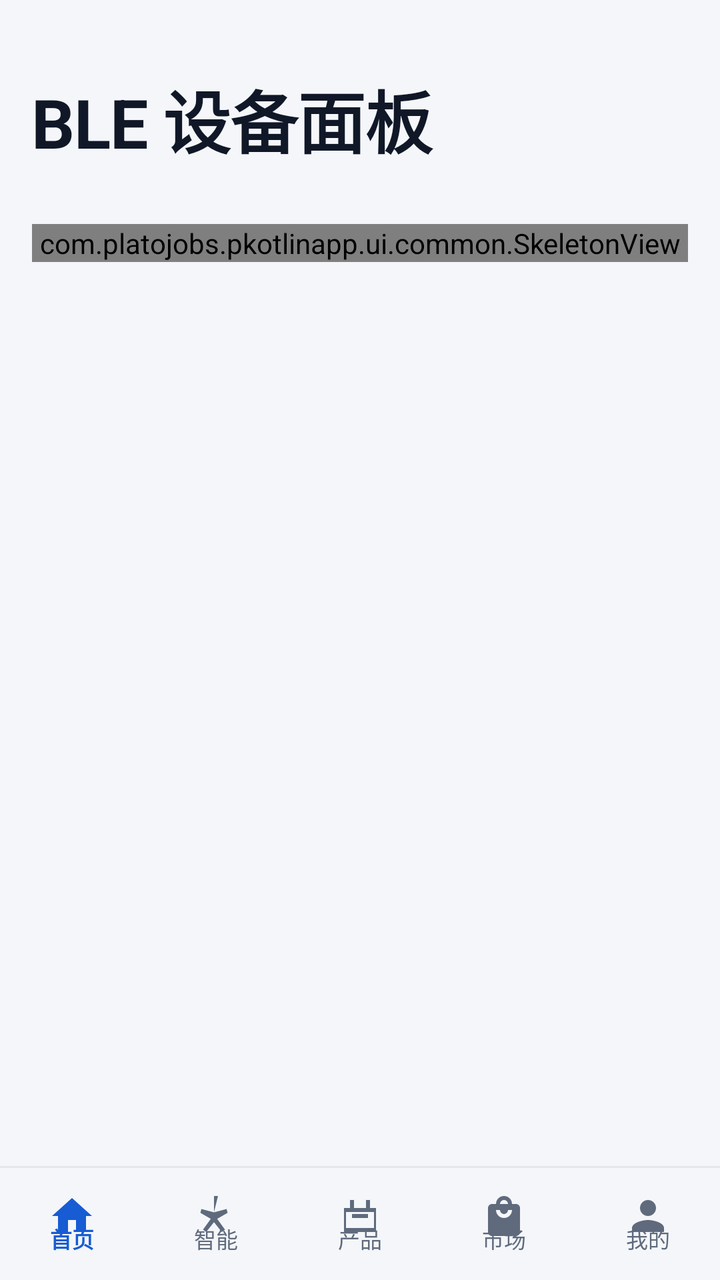
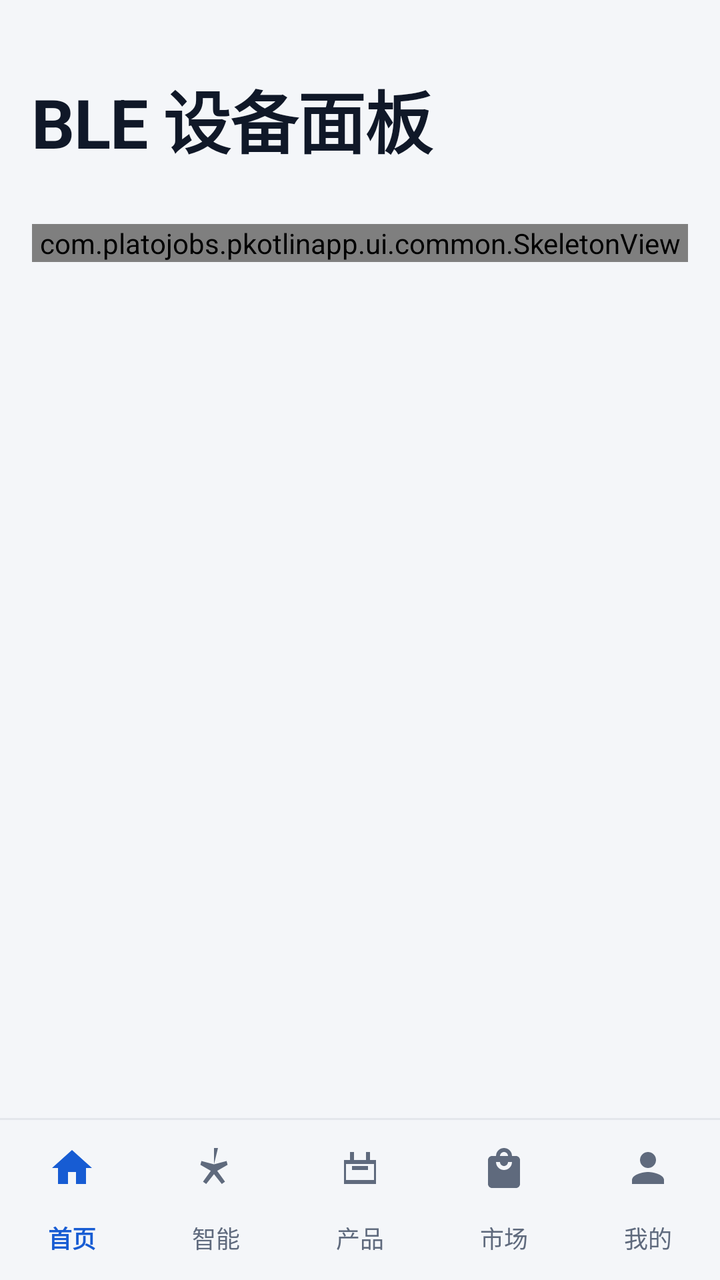

Compare the two renders of this Android layout. The source of the first and the diff that turns it into the second are given below.
<!-- AndroidManifest.xml: application theme Theme.PKotlinApp -->
<!-- res/layout/activity_main.xml -->
<?xml version="1.0" encoding="utf-8"?>
<LinearLayout xmlns:android="http://schemas.android.com/apk/res/android"
    xmlns:app="http://schemas.android.com/apk/res-auto"
    android:id="@+id/root"
    android:layout_width="match_parent"
    android:layout_height="match_parent"
    android:orientation="vertical">

    
    <FrameLayout
        android:id="@+id/appHeader"
        android:layout_width="match_parent"
        android:layout_height="wrap_content"
        android:background="@color/canvas">

        <LinearLayout
            android:id="@+id/headerLargeArea"
            android:layout_width="match_parent"
            android:layout_height="@dimen/header_h_expanded"
            android:orientation="vertical"
            android:paddingStart="@dimen/page_margin"
            android:paddingEnd="@dimen/page_margin">

            <TextView
                android:id="@+id/headerTitleLarge"
                style="@style/Widget.App.TextView"
                android:layout_width="match_parent"
                android:layout_height="0dp"
                android:layout_weight="1"
                android:gravity="bottom"
                android:paddingBottom="@dimen/space_12"
                android:text="@string/app_name"
                android:textAppearance="@style/TextAppearance.App.Display"
                android:maxLines="1"
                android:ellipsize="end" />
        </LinearLayout>

        <TextView
            android:id="@+id/headerTitleCollapsed"
            style="@style/Widget.App.TextView"
            android:layout_width="match_parent"
            android:layout_height="@dimen/nav_bar_h"
            android:alpha="0"
            android:gravity="center"
            android:paddingStart="@dimen/page_margin"
            android:paddingEnd="@dimen/page_margin"
            android:text="@string/app_name"
            android:textAppearance="@style/TextAppearance.App.Headline"
            android:maxLines="1"
            android:ellipsize="end" />

        <View
            android:id="@+id/headerDivider"
            android:layout_width="match_parent"
            android:layout_height="@dimen/stroke_1"
            android:layout_gravity="bottom"
            android:alpha="0"
            android:background="@color/divider" />
    </FrameLayout>

    <TextView
        android:id="@+id/syncBanner"
        style="@style/Widget.App.TextView"
        android:layout_width="match_parent"
        android:layout_height="wrap_content"
        android:background="@color/warning_bg"
        android:paddingHorizontal="@dimen/page_margin"
        android:paddingVertical="@dimen/space_8"
        android:text="@string/sync_banner_local_only"
        android:textAppearance="@style/TextAppearance.App.Caption"
        android:textColor="@color/warning"
        android:visibility="gone" />

    <FrameLayout
        android:layout_width="match_parent"
        android:layout_height="0dp"
        android:layout_weight="1">

        <androidx.fragment.app.FragmentContainerView
            android:id="@+id/fragmentContainer"
            android:layout_width="match_parent"
            android:layout_height="match_parent" />

        <com.platojobs.pkotlinapp.ui.common.SkeletonView
            android:id="@+id/shellSkeleton"
            android:layout_width="match_parent"
            android:layout_height="wrap_content"
            android:layout_marginStart="@dimen/page_margin"
            android:layout_marginTop="@dimen/space_16"
            android:layout_marginEnd="@dimen/page_margin" />
    </FrameLayout>

    <View
        android:id="@+id/navDivider"
        android:layout_width="match_parent"
        android:layout_height="@dimen/stroke_1"
        android:background="@color/divider" />

    <com.google.android.material.bottomnavigation.BottomNavigationView
        android:id="@+id/bottomNav"
        android:layout_width="match_parent"
        android:layout_height="@dimen/nav_bar_h"
        android:background="@color/canvas"
        app:elevation="@dimen/elevation_0"
        app:itemActiveIndicatorStyle="@null"
        app:itemIconTint="@color/bottom_nav_item"
        app:itemRippleColor="@color/overlay_pressed"
        app:itemTextAppearanceActive="@style/TextAppearance.App.Footnote"
        app:itemTextAppearanceInactive="@style/TextAppearance.App.Footnote"
        app:itemTextColor="@color/bottom_nav_item"
        app:labelVisibilityMode="labeled"
        app:menu="@menu/bottom_nav_menu" />

</LinearLayout>
<!-- resources referenced by this layout -->
<resources>
  <color name="canvas">#F4F6F9</color>
  <color name="divider">#E4E7EC</color>
  <color name="overlay_pressed">#0F101828</color>
  <color name="warning">#B54708</color>
  <color name="warning_bg">#FFFAEB</color>
  <dimen name="elevation_0">0dp</dimen>
  <dimen name="header_h_expanded">96dp</dimen>
  <dimen name="nav_bar_h">56dp</dimen>
  <dimen name="page_margin">16dp</dimen>
  <dimen name="space_12">12dp</dimen>
  <dimen name="space_16">16dp</dimen>
  <dimen name="space_8">8dp</dimen>
  <dimen name="stroke_1">1dp</dimen>
  <string name="app_name">BLE 设备面板</string>
  <string name="sync_banner_local_only">网络同步不可用，当前为纯本地模式；本地数据仍可正常使用</string>
  <style name="TextAppearance.App.Caption" parent="@android:style/TextAppearance">
          <item name="android:textSize">13sp</item>
          <item name="android:textColor">@color/text_secondary</item>
          <item name="android:fontFamily">sans-serif</item>
          <item name="android:lineSpacingExtra">5dp</item>
          <item name="android:lineSpacingMultiplier">1.0</item>
      </style>
  <style name="TextAppearance.App.Footnote" parent="@android:style/TextAppearance">
          <item name="android:textSize">11sp</item>
          <item name="android:textColor">@color/text_tertiary</item>
          <item name="android:fontFamily">sans-serif</item>
          <item name="android:lineSpacingExtra">5dp</item>
          <item name="android:lineSpacingMultiplier">1.0</item>
      </style>
  <style name="TextAppearance.App.Headline" parent="@android:style/TextAppearance">
          <item name="android:textSize">22sp</item>
          <item name="android:textColor">@color/text_primary</item>
          <item name="android:fontFamily">sans-serif-medium</item>
          <item name="android:lineSpacingExtra">6dp</item>
          <item name="android:lineSpacingMultiplier">1.0</item>
      </style>
  <style name="Widget.App.TextView" parent="android:Widget.TextView">
          <item name="android:includeFontPadding">false</item>
          <item name="android:breakStrategy">high_quality</item>
          <item name="android:hyphenationFrequency">none</item>
      </style>
  <color name="text_secondary">#475467</color>
  <color name="text_primary">#101828</color>
  <color name="text_tertiary">#5F6A7D</color>
  <color name="primary">#175CD3</color>
  <color name="on_primary">#FFFFFF</color>
  <color name="chart_band">#E8EFFB</color>
  <color name="primary_text">#175CD3</color>
  <color name="surface">#FFFFFF</color>
  <color name="surface_sunken">#EEF1F5</color>
  <color name="border">#D0D5DD</color>
  <color name="danger">#B42318</color>
  <color name="danger_bg">#FEF3F2</color>
  <dimen name="button_h">48dp</dimen>
  <dimen name="touch_min">48dp</dimen>
  <style name="TextAppearance.App.Button" parent="@style/TextAppearance.App.Body">
          <item name="android:fontFamily">sans-serif-medium</item>
          <item name="android:lineSpacingExtra">0dp</item>
      </style>
  <dimen name="radius_12">12dp</dimen>
  <color name="border_strong">#8A93A2</color>
  <dimen name="chip_h">32dp</dimen>
  <dimen name="radius_pill">999dp</dimen>
  <style name="TextAppearance.App.Body" parent="@android:style/TextAppearance">
          <item name="android:textSize">17sp</item>
          <item name="android:textColor">@color/text_primary</item>
          <item name="android:fontFamily">sans-serif</item>
          <item name="android:lineSpacingExtra">7dp</item>
          <item name="android:lineSpacingMultiplier">1.0</item>
      </style>
  <!-- unchanged entries left out for length: 6 -->
</resources>

<!-- the commit's change to res/layout/activity_main.xml (unified diff, before → after) -->
@@ -99,14 +99,15 @@
     <com.google.android.material.bottomnavigation.BottomNavigationView
         android:id="@+id/bottomNav"
         android:layout_width="match_parent"
-        android:layout_height="@dimen/nav_bar_h"
+        android:layout_height="wrap_content"
+        android:minHeight="@dimen/bottom_nav_h"
         android:background="@color/canvas"
         app:elevation="@dimen/elevation_0"
         app:itemActiveIndicatorStyle="@null"
         app:itemIconTint="@color/bottom_nav_item"
         app:itemRippleColor="@color/overlay_pressed"
-        app:itemTextAppearanceActive="@style/TextAppearance.App.Footnote"
-        app:itemTextAppearanceInactive="@style/TextAppearance.App.Footnote"
+        app:itemTextAppearanceActive="@style/TextAppearance.App.NavLabelActive"
+        app:itemTextAppearanceInactive="@style/TextAppearance.App.NavLabelInactive"
         app:itemTextColor="@color/bottom_nav_item"
         app:labelVisibilityMode="labeled"
         app:menu="@menu/bottom_nav_menu" />
<!-- resource entries referenced after the edit -->
@@ -5,6 +5,7 @@
   <color name="overlay_pressed">#0F101828</color>
   <color name="warning">#B54708</color>
   <color name="warning_bg">#FFFAEB</color>
+  <dimen name="bottom_nav_h">80dp</dimen>
   <dimen name="elevation_0">0dp</dimen>
   <dimen name="header_h_expanded">96dp</dimen>
   <dimen name="nav_bar_h">56dp</dimen>
@@ -22,18 +23,23 @@
           <item name="android:lineSpacingExtra">5dp</item>
           <item name="android:lineSpacingMultiplier">1.0</item>
       </style>
-  <style name="TextAppearance.App.Footnote" parent="@android:style/TextAppearance">
-          <item name="android:textSize">11sp</item>
-          <item name="android:textColor">@color/text_tertiary</item>
-          <item name="android:fontFamily">sans-serif</item>
-          <item name="android:lineSpacingExtra">5dp</item>
-          <item name="android:lineSpacingMultiplier">1.0</item>
-      </style>
   <style name="TextAppearance.App.Headline" parent="@android:style/TextAppearance">
           <item name="android:textSize">22sp</item>
           <item name="android:textColor">@color/text_primary</item>
           <item name="android:fontFamily">sans-serif-medium</item>
           <item name="android:lineSpacingExtra">6dp</item>
+          <item name="android:lineSpacingMultiplier">1.0</item>
+      </style>
+  <style name="TextAppearance.App.NavLabelActive" parent="@android:style/TextAppearance">
+          <item name="android:textSize">12sp</item>
+          <item name="android:fontFamily">sans-serif-medium</item>
+          <item name="android:lineSpacingExtra">0dp</item>
+          <item name="android:lineSpacingMultiplier">1.0</item>
+      </style>
+  <style name="TextAppearance.App.NavLabelInactive" parent="@android:style/TextAppearance">
+          <item name="android:textSize">12sp</item>
+          <item name="android:fontFamily">sans-serif</item>
+          <item name="android:lineSpacingExtra">0dp</item>
           <item name="android:lineSpacingMultiplier">1.0</item>
       </style>
   <style name="Widget.App.TextView" parent="android:Widget.TextView">
